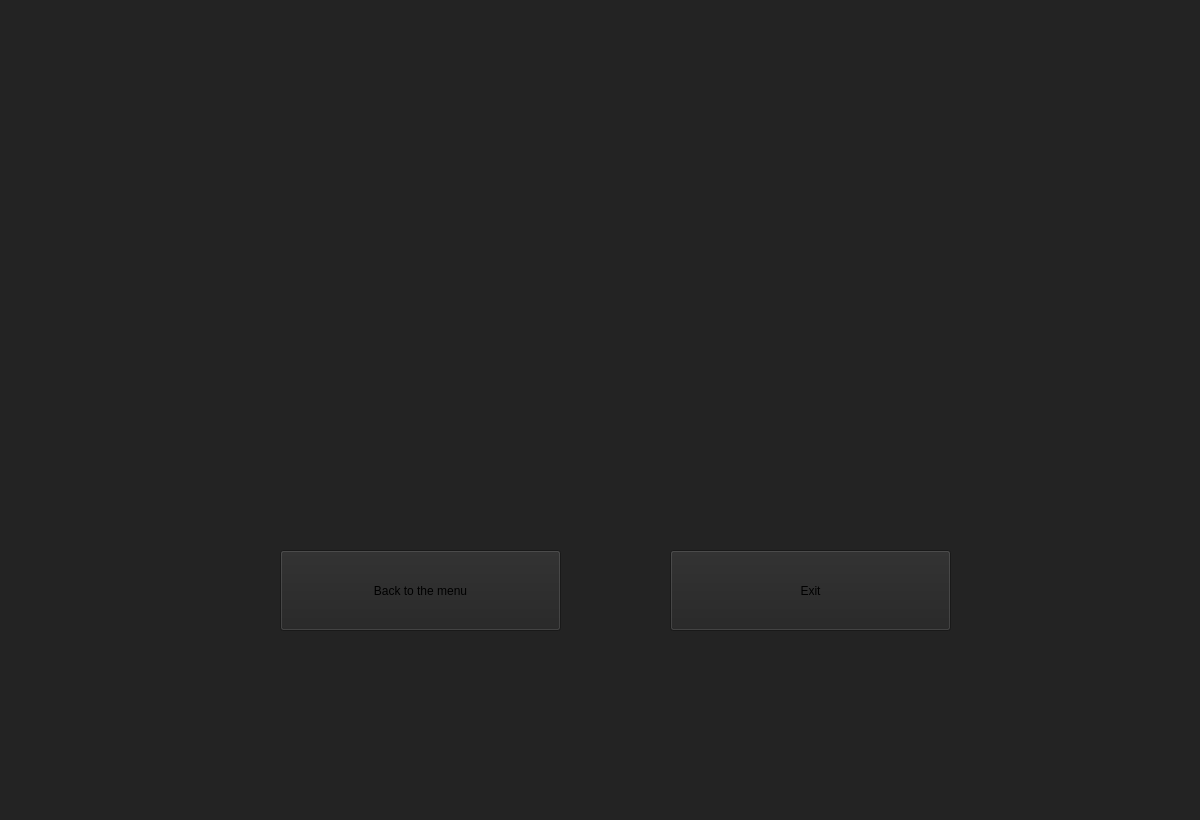
First picture: the form in remise_03/BabaIsYou/src/wonview.ui, repository n-kmron/babaisyou, before the edit.
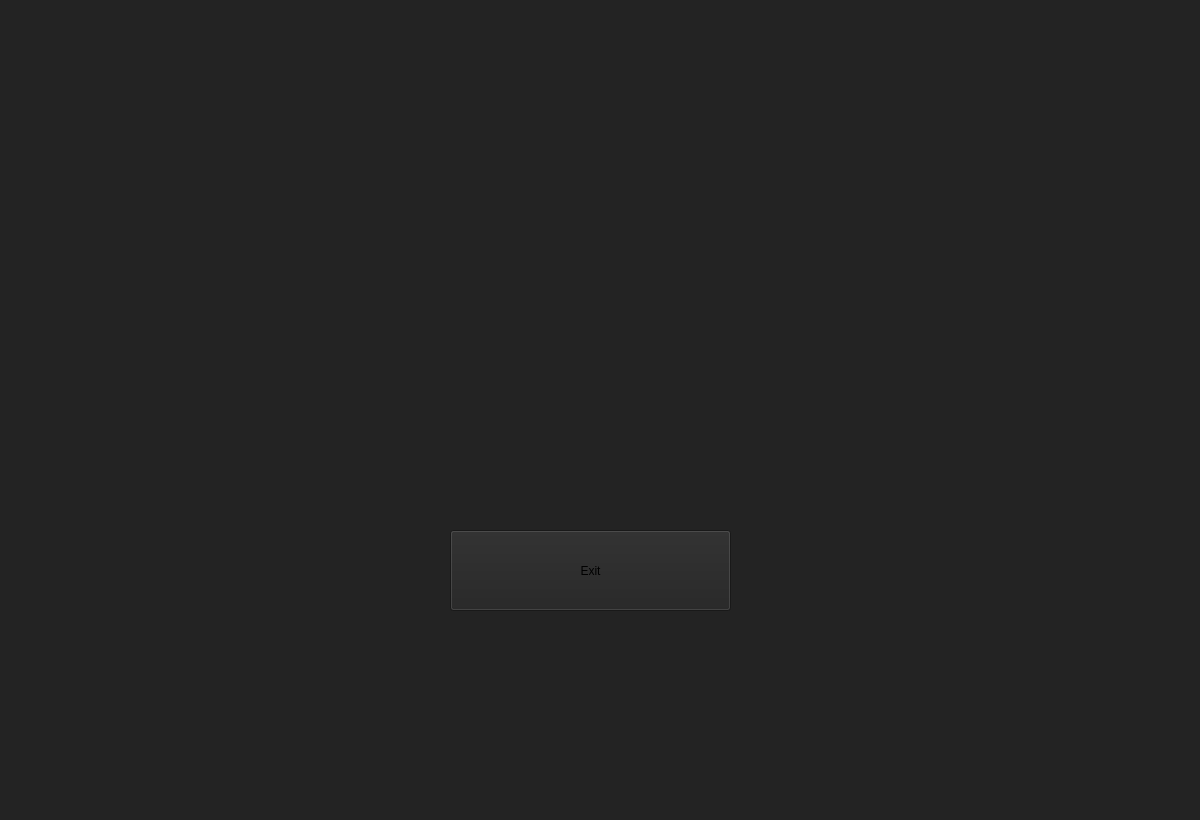
Second picture: the form after the edit. Icons and pictures are not drawn.

```diff
--- a/remise_03/BabaIsYou/src/wonview.ui
+++ b/remise_03/BabaIsYou/src/wonview.ui
@@ -44,24 +44,11 @@
     <pixmap>sprites/babaWin-removebg-preview.png</pixmap>
    </property>
   </widget>
-  <widget class="QPushButton" name="btnBackToTheMenu">
-   <property name="geometry">
-    <rect>
-     <x>280</x>
-     <y>550</y>
-     <width>281</width>
-     <height>81</height>
-    </rect>
-   </property>
-   <property name="text">
-    <string>Back to the menu</string>
-   </property>
-  </widget>
   <widget class="QPushButton" name="btnExit">
    <property name="geometry">
     <rect>
-     <x>670</x>
-     <y>550</y>
+     <x>450</x>
+     <y>530</y>
      <width>281</width>
      <height>81</height>
     </rect>
```
